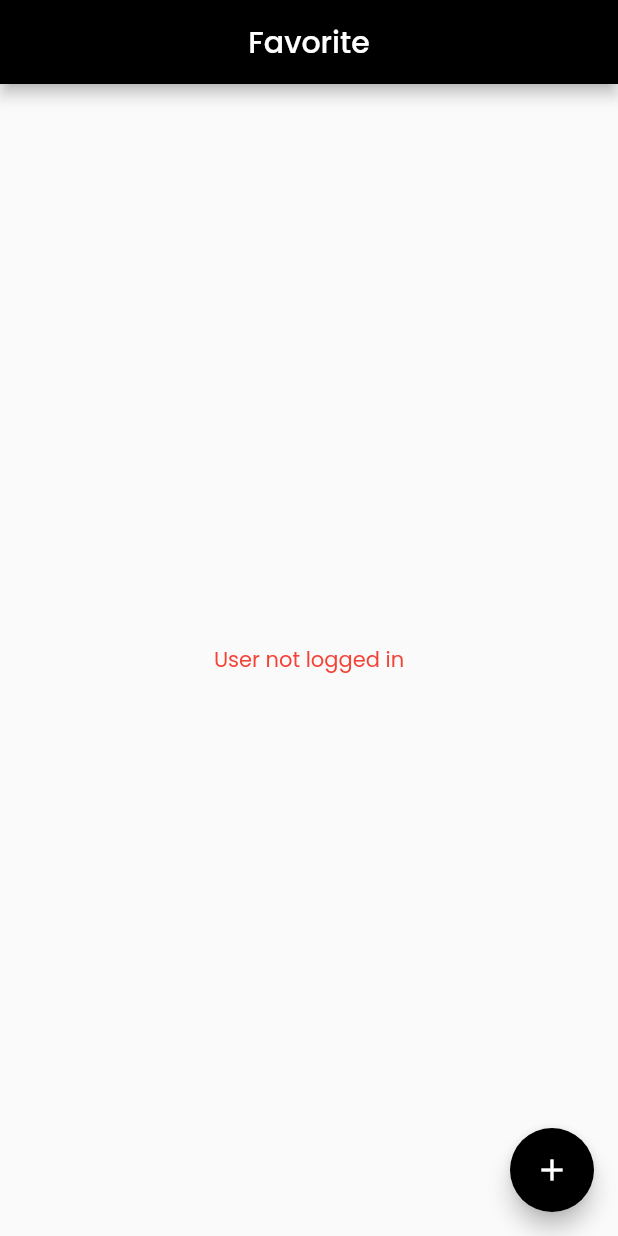
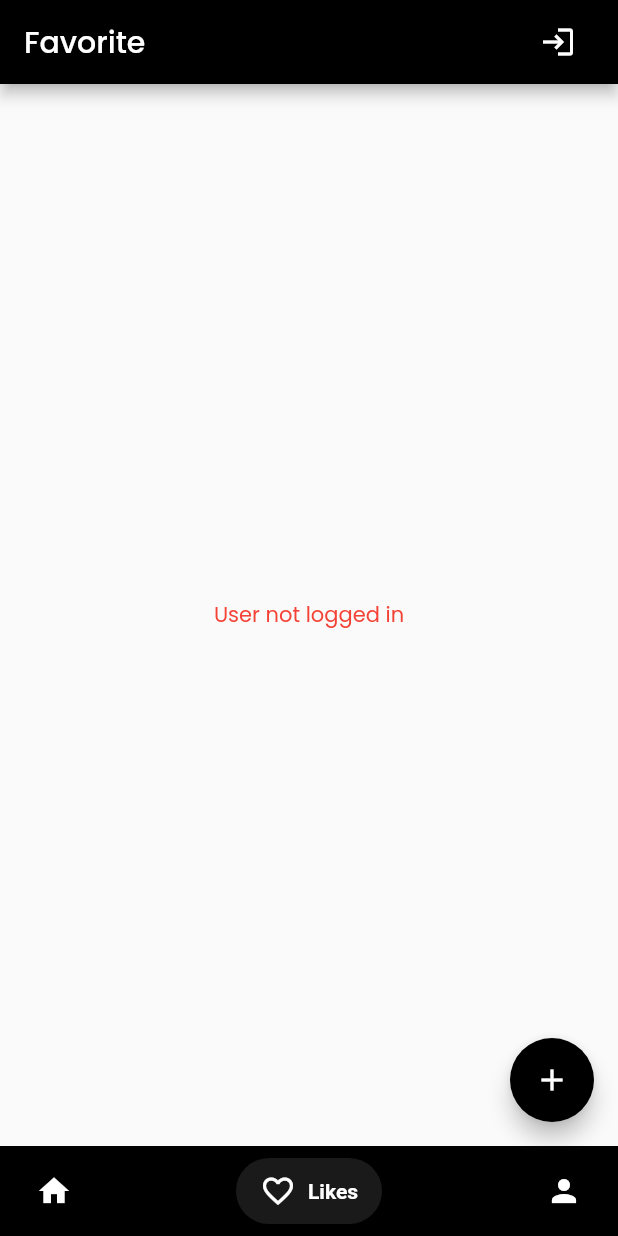
Before and after one commit to jia-wei-00/mobile_module_project, a Flutter app: the screen it shows after launch, item 2 of the bottom bar chosen, on a phone screen of 412 x 824 dp. Run offline on Flutter 3.47's test engine with Material 2 defaults, Android fonts, the phone set to English and light mode, and no system bars; drawn by our look-alikes of salomon_bottom_bar; our stand-ins replace bloc, cloud_firestore, equatable, firebase_auth, firebase_core, flutter_bloc and 3 more; accounts and stored records are empty.

Commit message:
initial commit

```diff
--- a/lib/cubit/auth/auth_state.dart
+++ b/lib/cubit/auth/auth_state.dart
@@ -18,4 +18,4 @@ class AuthState extends Equatable {
   List<Object?> get props => [user, loading];
 }
 
-class AuthFailed extends AuthState {}
+// class AuthFailed extends AuthState {}
--- a/lib/main.dart
+++ b/lib/main.dart
@@ -4,7 +4,7 @@ import 'package:flutter/material.dart';
 import 'package:flutter_bloc/flutter_bloc.dart';
 import 'package:google_fonts/google_fonts.dart';
 import 'package:dictionary_api/components/navigation_bar.dart' as BottomBar;
-import 'package:go_router/go_router.dart';
+import 'package:salomon_bottom_bar/salomon_bottom_bar.dart';
 
 import './cubit/auth/auth_cubit.dart';
 import './cubit/auth/auth_state.dart';
@@ -20,32 +20,6 @@ void main() async {
   runApp(const MyApp());
 }
 
-/// The route configuration.
-final GoRouter _router = GoRouter(
-  routes: <RouteBase>[
-    GoRoute(
-      path: '/',
-      builder: (BuildContext context, GoRouterState state) {
-        return const HomePage();
-      },
-      routes: <RouteBase>[
-        GoRoute(
-          path: 'favorite',
-          builder: (BuildContext context, GoRouterState state) {
-            return const FavoritePage();
-          },
-        ),
-        GoRoute(
-          path: 'profile',
-          builder: (BuildContext context, GoRouterState state) {
-            return const LoginPage();
-          },
-        ),
-      ],
-    ),
-  ],
-);
-
 class MyApp extends StatelessWidget {
   const MyApp({Key? key}) : super(key: key);
 
@@ -53,52 +27,104 @@ class MyApp extends StatelessWidget {
   Widget build(BuildContext context) {
     return BlocProvider(
       create: (context) => AuthCubit(),
-      child: MaterialApp.router(
+      child: MaterialApp(
         title: 'Flutter Demo',
         theme: _buildTheme(Brightness.light),
-        routerConfig: _router,
+        home: const NavigationPage(),
       ),
     );
   }
 }
 
-// class InitialPage extends StatefulWidget {
-//   const InitialPage({super.key});
+class NavigationPage extends StatefulWidget {
+  const NavigationPage({Key? key}) : super(key: key);
 
-//   @override
-//   State<InitialPage> createState() => _InitialPageState();
-// }
+  @override
+  _NavigationPageState createState() => _NavigationPageState();
+}
 
-// class _InitialPageState extends State<InitialPage> {
-//   var _currentIndex = 0;
+class _NavigationPageState extends State<NavigationPage> {
+  int _currentIndex = 0;
 
-//   @override
-//   Widget build(BuildContext context) {
-//     return const Scaffold(
-//       bottomNavigationBar: BottomBar.NavigationBar(
-//         currentIndex: _currentIndex,
-//         onTap: (int index) {
-//           if (index == 0) {
-//             Navigator.push(
-//               context,
-//               MaterialPageRoute(builder: (context) => const HomePage()),
-//             );
-//           } else if (index == 1) {
-//             Navigator.push(
-//               context,
-//               MaterialPageRoute(builder: (context) => const FavoritePage()),
-//             );
-//           } else if (index == 2) {
-//             Navigator.push(
-//               context,
-//               MaterialPageRoute(builder: (context) => const LoginPage()),
-//             );
-//           }
-//         },
-//       ),
-//     );
-//   }
-// }
+  final List<Widget> _pages = <Widget>[
+    const HomePage(),
+    const FavoritePage(),
+    const LoginPage(),
+  ];
+
+  final List<String> _titles = <String>[
+    'Home',
+    'Favorite',
+    'Profile',
+  ];
+
+  @override
+  Widget build(BuildContext context) {
+    return BlocBuilder<AuthCubit, AuthState>(
+      builder: (context, state) {
+        return Scaffold(
+          appBar: AppBar(
+            title: Center(
+              child: Row(
+                mainAxisAlignment: MainAxisAlignment.spaceBetween,
+                children: [
+                  Text(_titles[_currentIndex]),
+                  state.user != null
+                      ? IconButton(
+                          icon: const Icon(Icons.logout),
+                          onPressed: () {
+                            context.read<AuthCubit>().logOut(context);
+                          },
+                        )
+                      : IconButton(
+                          icon: const Icon(Icons.login),
+                          onPressed: () => setState(() {
+                            _currentIndex = 2;
+                          }),
+                        )
+                ],
+              ),
+            ),
+            automaticallyImplyLeading: false,
+            backgroundColor: Colors.black,
+          ),
+          body: _pages[_currentIndex],
+          bottomNavigationBar: SalomonBottomBar(
+            currentIndex: _currentIndex,
+            onTap: (int index) {
+              setState(() {
+                _currentIndex = index;
+              });
+            },
+            backgroundColor: Colors.black,
+            items: [
+              /// Home
+              SalomonBottomBarItem(
+                  icon: const Icon(Icons.home),
+                  title: const Text("Home"),
+                  selectedColor: Colors.white,
+                  unselectedColor: Colors.white),
+
+              /// Likes
+              SalomonBottomBarItem(
+                  icon: const Icon(Icons.favorite_border),
+                  title: const Text("Likes"),
+                  selectedColor: Colors.white,
+                  unselectedColor: Colors.white),
+
+              /// Profile
+              SalomonBottomBarItem(
+                  icon: const Icon(Icons.person),
+                  title: const Text("Profile"),
+                  selectedColor: Colors.white,
+                  unselectedColor: Colors.white),
+            ],
+          ),
+        );
+      },
+    );
+  }
+}
 
 ThemeData _buildTheme(brightness) {
   var baseTheme = ThemeData(brightness: brightness);
--- a/lib/pages/favorite_page.dart
+++ b/lib/pages/favorite_page.dart
@@ -16,13 +16,6 @@ class FavoritePage extends StatelessWidget {
       child: BlocBuilder<FirestoreCubit, FirestoreState>(
         builder: (context, state) {
           return Scaffold(
-            appBar: AppBar(
-              title: const Center(
-                child: Text('Favorite'),
-              ),
-              automaticallyImplyLeading: false,
-              backgroundColor: Colors.black,
-            ),
             body: const FavoriteCard(),
             floatingActionButton: FloatingActionButton(
               onPressed: () {
--- a/lib/pages/login_page.dart
+++ b/lib/pages/login_page.dart
@@ -23,12 +23,6 @@ class _LoginPageState extends State<LoginPage> {
     final passwordController = TextEditingController();
 
     return Scaffold(
-      appBar: AppBar(
-        title: const Center(
-          child: Text('Login'),
-        ),
-        backgroundColor: Colors.black,
-      ),
       body: BlocBuilder<AuthCubit, AuthState>(
         builder: (context, state) {
           return Padding(
--- a/pubspec.yaml
+++ b/pubspec.yaml
@@ -45,7 +45,6 @@ dependencies:
   equatable: ^2.0.5
   cloud_firestore: ^4.5.3
   salomon_bottom_bar: ^3.3.2
-  go_router: ^7.0.0
 
 dev_dependencies:
   flutter_test:
```
Also changed, not shown: lib/components/navigation_bar.dart (+6 -6 lines), lib/pages/home_page.dart (+0 -46 lines), pubspec.lock.
